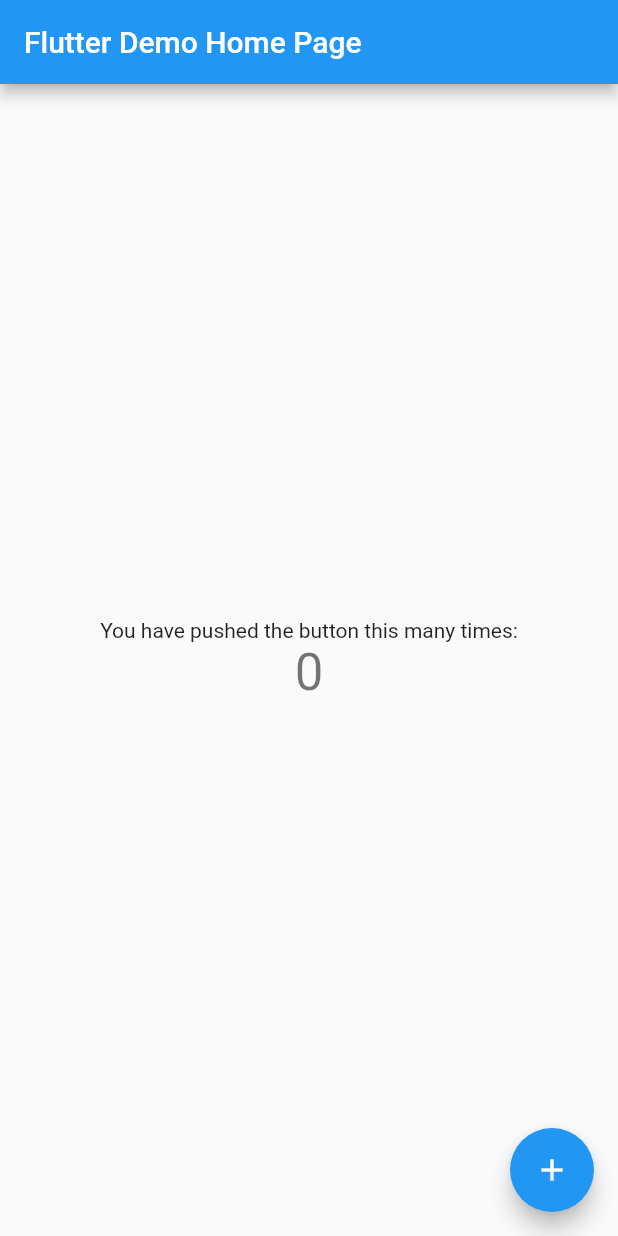
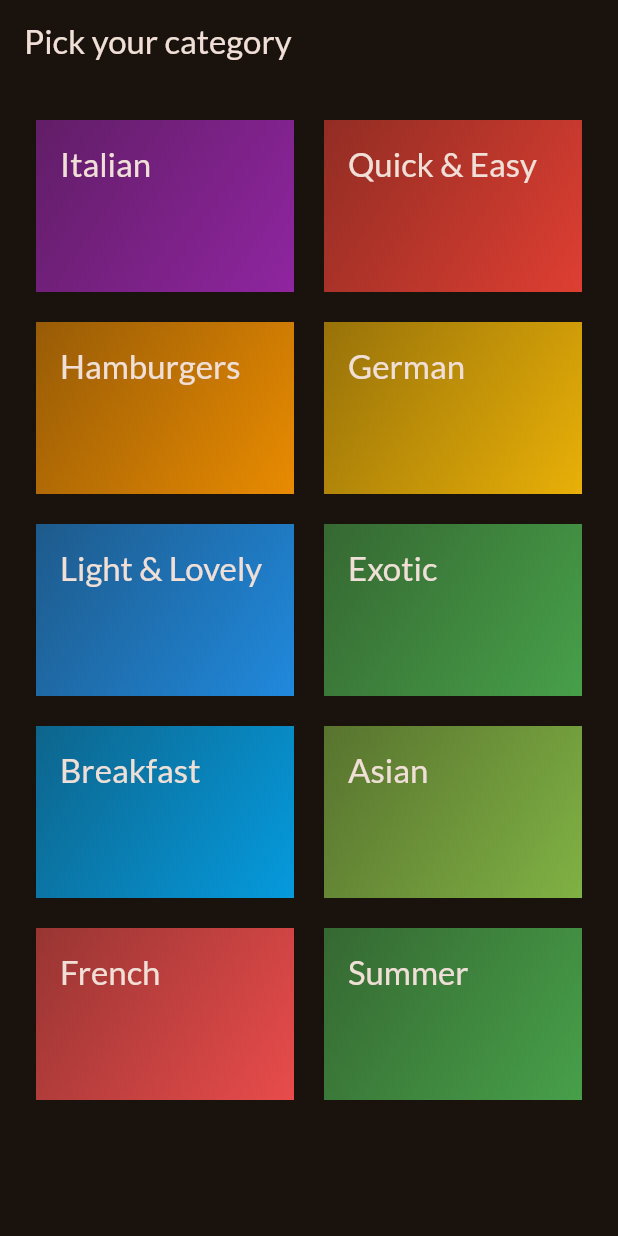
Before and after one commit to choice91/meals, a Flutter app: the screen it shows after launch, on a phone screen of 412 x 824 dp. Run offline on Flutter 3.47's test engine with Material 2 defaults, Android fonts, the phone set to English and light mode, and no system bars; our stand-ins replace google_fonts.

Commit message:
Add: add dummy data and screen

```diff
--- /dev/null
+++ b/lib/data/dummy_data.dart
@@ -0,0 +1,55 @@
+import 'package:flutter/material.dart';
+import 'package:meals/models/category.dart';
+
+List<Category> availableCategories = [
+  Category(
+    id: 'c1',
+    title: 'Italian',
+    color: Colors.purple,
+  ),
+  Category(
+    id: 'c2',
+    title: 'Quick & Easy',
+    color: Colors.red,
+  ),
+  Category(
+    id: 'c3',
+    title: 'Hamburgers',
+    color: Colors.orange,
+  ),
+  Category(
+    id: 'c4',
+    title: 'German',
+    color: Colors.amber,
+  ),
+  Category(
+    id: 'c5',
+    title: 'Light & Lovely',
+    color: Colors.blue,
+  ),
+  Category(
+    id: 'c6',
+    title: 'Exotic',
+    color: Colors.green,
+  ),
+  Category(
+    id: 'c7',
+    title: 'Breakfast',
+    color: Colors.lightBlue,
+  ),
+  Category(
+    id: 'c8',
+    title: 'Asian',
+    color: Colors.lightGreen,
+  ),
+  Category(
+    id: 'c9',
+    title: 'French',
+    color: Colors.redAccent,
+  ),
+  Category(
+    id: 'c10',
+    title: 'Summer',
+    color: Colors.green,
+  ),
+];
--- a/lib/main.dart
+++ b/lib/main.dart
@@ -1,4 +1,15 @@
 import 'package:flutter/material.dart';
+import 'package:google_fonts/google_fonts.dart';
+import 'package:meals/screens/categories_screen.dart';
+
+final theme = ThemeData(
+  useMaterial3: true,
+  colorScheme: ColorScheme.fromSeed(
+    brightness: Brightness.dark,
+    seedColor: const Color.fromARGB(255, 131, 57, 0),
+  ),
+  textTheme: GoogleFonts.latoTextTheme(),
+);
 
 void main() {
   runApp(const MyApp());
@@ -11,57 +22,8 @@ class MyApp extends StatelessWidget {
   Widget build(BuildContext context) {
     return MaterialApp(
       title: 'Flutter Demo',
-      theme: ThemeData(
-        primarySwatch: Colors.blue,
-      ),
-      home: const MyHomePage(title: 'Flutter Demo Home Page'),
+      theme: theme,
+      home: const CategoriesScreen(),
     );
   }
 }
-
-class MyHomePage extends StatefulWidget {
-  const MyHomePage({super.key, required this.title});
-
-  final String title;
-
-  @override
-  State<MyHomePage> createState() => _MyHomePageState();
-}
-
-class _MyHomePageState extends State<MyHomePage> {
-  int _counter = 0;
-
-  void _incrementCounter() {
-    setState(() {
-      _counter++;
-    });
-  }
-
-  @override
-  Widget build(BuildContext context) {
-    return Scaffold(
-      appBar: AppBar(
-        title: Text(widget.title),
-      ),
-      body: Center(
-        child: Column(
-          mainAxisAlignment: MainAxisAlignment.center,
-          children: <Widget>[
-            const Text(
-              'You have pushed the button this many times:',
-            ),
-            Text(
-              '$_counter',
-              style: Theme.of(context).textTheme.headlineMedium,
-            ),
-          ],
-        ),
-      ),
-      floatingActionButton: FloatingActionButton(
-        onPressed: _incrementCounter,
-        tooltip: 'Increment',
-        child: const Icon(Icons.add),
-      ),
-    );
-  }
-}
--- /dev/null
+++ b/lib/models/category.dart
@@ -0,0 +1,13 @@
+import 'package:flutter/material.dart';
+
+class Category {
+  final String id;
+  final String title;
+  final Color color;
+
+  Category({
+    required this.id,
+    required this.title,
+    this.color = Colors.orange,
+  });
+}
--- /dev/null
+++ b/lib/screens/categories_screen.dart
@@ -0,0 +1,30 @@
+import 'package:flutter/material.dart';
+import 'package:meals/data/dummy_data.dart';
+import 'package:meals/widget/category_grid_item.dart';
+
+class CategoriesScreen extends StatelessWidget {
+  const CategoriesScreen({Key? key}) : super(key: key);
+
+  @override
+  Widget build(BuildContext context) {
+    return Scaffold(
+      appBar: AppBar(
+        title: const Text('Pick your category'),
+      ),
+      body: GridView(
+        padding: const EdgeInsets.all(24),
+        gridDelegate: const SliverGridDelegateWithFixedCrossAxisCount(
+          crossAxisCount: 2, // 열 2
+          childAspectRatio: 3 / 2, // 아이템의 가로:세로 비율을 3:2로 설정
+          crossAxisSpacing: 20, // 가로축 간격을 20으로 설정
+          mainAxisSpacing: 20, // 열과 주축의 간격을 20으로 설정
+        ),
+        children: [
+          // availableCategories.map((category) => CategoryGridItem(category: category)).toList()
+          for (final category in availableCategories)
+            CategoryGridItem(category: category),
+        ],
+      ),
+    );
+  }
+}
--- /dev/null
+++ b/lib/widget/category_grid_item.dart
@@ -0,0 +1,34 @@
+import 'package:flutter/material.dart';
+import 'package:meals/models/category.dart';
+
+class CategoryGridItem extends StatelessWidget {
+  final Category category;
+
+  const CategoryGridItem({
+    Key? key,
+    required this.category,
+  }) : super(key: key);
+
+  @override
+  Widget build(BuildContext context) {
+    return Container(
+      padding: const EdgeInsets.all(16.0),
+      decoration: BoxDecoration(
+        gradient: LinearGradient(
+          colors: [
+            category.color.withOpacity(0.55),
+            category.color.withOpacity(0.9),
+          ],
+          begin: Alignment.topLeft,
+          end: Alignment.bottomRight,
+        ),
+      ),
+      child: Text(
+        category.title,
+        style: Theme.of(context).textTheme.titleLarge!.copyWith(
+              color: Theme.of(context).colorScheme.onBackground,
+            ),
+      ),
+    );
+  }
+}
--- a/pubspec.yaml
+++ b/pubspec.yaml
@@ -35,6 +35,7 @@ dependencies:
   # The following adds the Cupertino Icons font to your application.
   # Use with the CupertinoIcons class for iOS style icons.
   cupertino_icons: ^1.0.2
+  google_fonts: ^4.0.4
 
 dev_dependencies:
   flutter_test:
```
Also changed, not shown: pubspec.lock.
